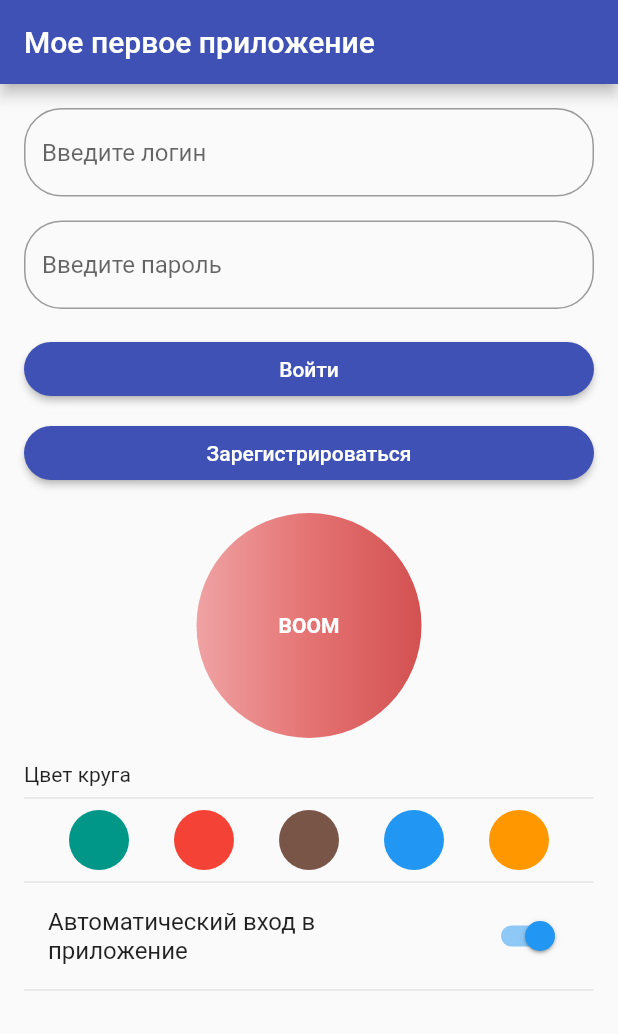
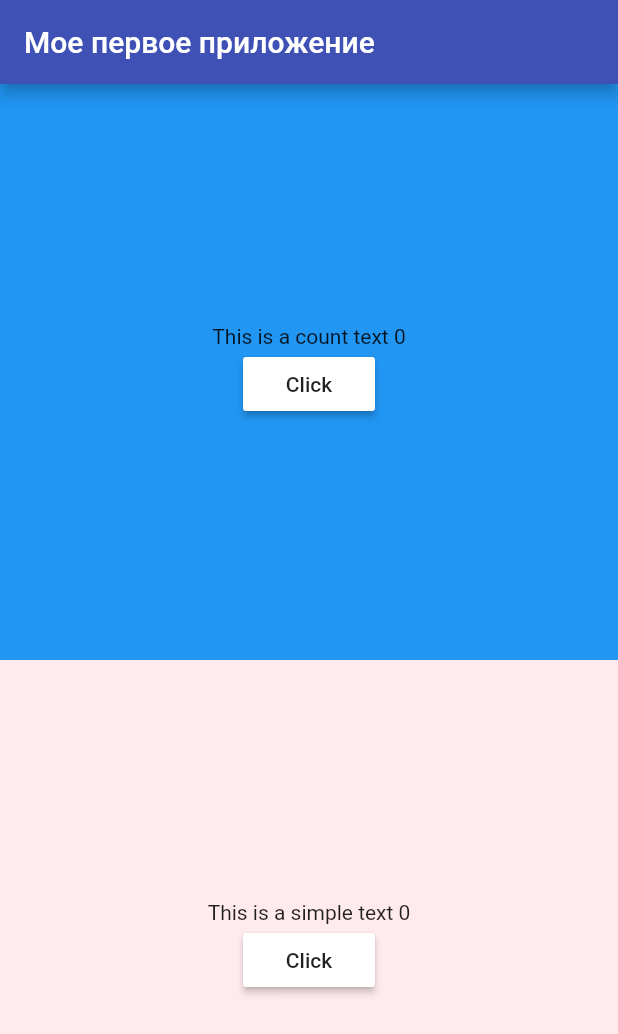
Before and after one commit to JMApps/my_test_app, a Flutter app: the screen it shows after launch, on a phone screen of 412 x 824 dp. Shown: the top 1034 px of the screen. Run offline on Flutter 3.47's test engine with Material 2 defaults, Android fonts, the phone set to English and light mode, and no system bars.

Commit message:
Added new lesson

```diff
--- a/lib/pages/main_page.dart
+++ b/lib/pages/main_page.dart
@@ -1,4 +1,6 @@
 import 'package:flutter/material.dart';
+import 'package:my_test_app/widgets/stateWidgets/first_with_state.dart';
+import 'package:my_test_app/widgets/stateWidgets/second_without_state.dart';
 
 class MainPage extends StatelessWidget {
   MainPage({Key? key}) : super(key: key);
@@ -10,99 +12,15 @@ class MainPage extends StatelessWidget {
         title: Text('Мое первое приложение'),
         backgroundColor: Colors.indigo,
       ),
-      body: Padding(
-        padding: const EdgeInsets.all(16),
-        child: Column(
-          crossAxisAlignment: CrossAxisAlignment.stretch,
-          children: [
-            TextField(
-              decoration: InputDecoration(
-                hintText: 'Введите логин',
-                border: OutlineInputBorder(
-                  borderRadius: BorderRadius.circular(25),
-                ),
-              ),
-            ),
-            SizedBox(height: 16),
-            TextField(
-              decoration: InputDecoration(
-                hintText: 'Введите пароль',
-                border: OutlineInputBorder(
-                  borderRadius: BorderRadius.circular(25),
-                ),
-              ),
-            ),
-            SizedBox(height: 16),
-            MaterialButton(
-              onPressed: () {},
-              color: Colors.indigo,
-              shape: RoundedRectangleBorder(
-                borderRadius: BorderRadius.circular(25),
-              ),
-              child: Text(
-                'Войти',
-                style: TextStyle(color: Colors.white),
-              ),
-            ),
-            SizedBox(height: 8),
-            MaterialButton(
-              onPressed: () {},
-              color: Colors.indigo,
-              shape: RoundedRectangleBorder(
-                borderRadius: BorderRadius.circular(25),
-              ),
-              child: Text(
-                'Зарегистрироваться',
-                style: TextStyle(color: Colors.white),
-              ),
-            ),
-            SizedBox(height: 16),
-            Container(
-              width: 150,
-              height: 150,
-              alignment: Alignment.center,
-              decoration: BoxDecoration(
-                shape: BoxShape.circle,
-                gradient: LinearGradient(
-                  colors: [
-                    Colors.red.shade50,
-                    Colors.red.shade300,
-                    Colors.red.shade900
-                  ],
-                ),
-              ),
-              child: Text(
-                'BOOM',
-                style: TextStyle(
-                  color: Colors.white,
-                  fontWeight: FontWeight.bold,
-                ),
-              ),
-            ),
-            SizedBox(height: 16),
-            Text('Цвет круга'),
-            Divider(),
-            Row(
-              mainAxisAlignment: MainAxisAlignment.spaceEvenly,
-              children: [
-                CircleAvatar(backgroundColor: Colors.teal),
-                CircleAvatar(backgroundColor: Colors.red),
-                CircleAvatar(backgroundColor: Colors.brown),
-                CircleAvatar(backgroundColor: Colors.blue),
-                CircleAvatar(backgroundColor: Colors.orange),
-              ],
-            ),
-            Divider(),
-            SwitchListTile(
-              title: Text(
-                'Автоматический вход в приложение',
-              ),
-              value: true,
-              onChanged: (value) {},
-            ),
-            Divider(),
-          ],
-        ),
+      body: Column(
+        children: [
+          Expanded(
+            child: FirstWithState(),
+          ),
+          Expanded(
+            child: SecondWithoutState(),
+          ),
+        ],
       ),
     );
   }
--- /dev/null
+++ b/lib/widgets/home_work.dart
@@ -0,0 +1,103 @@
+import 'package:flutter/material.dart';
+
+class HomeWork extends StatelessWidget {
+  const HomeWork({Key? key}) : super(key: key);
+
+  @override
+  Widget build(BuildContext context) {
+    return Padding(
+      padding: const EdgeInsets.all(16),
+      child: Column(
+        crossAxisAlignment: CrossAxisAlignment.stretch,
+        children: [
+          TextField(
+            decoration: InputDecoration(
+              hintText: 'Введите логин',
+              border: OutlineInputBorder(
+                borderRadius: BorderRadius.circular(25),
+              ),
+            ),
+          ),
+          SizedBox(height: 16),
+          TextField(
+            decoration: InputDecoration(
+              hintText: 'Введите пароль',
+              border: OutlineInputBorder(
+                borderRadius: BorderRadius.circular(25),
+              ),
+            ),
+          ),
+          SizedBox(height: 16),
+          MaterialButton(
+            onPressed: () {},
+            color: Colors.indigo,
+            shape: RoundedRectangleBorder(
+              borderRadius: BorderRadius.circular(25),
+            ),
+            child: Text(
+              'Войти',
+              style: TextStyle(color: Colors.white),
+            ),
+          ),
+          SizedBox(height: 8),
+          MaterialButton(
+            onPressed: () {},
+            color: Colors.indigo,
+            shape: RoundedRectangleBorder(
+              borderRadius: BorderRadius.circular(25),
+            ),
+            child: Text(
+              'Зарегистрироваться',
+              style: TextStyle(color: Colors.white),
+            ),
+          ),
+          SizedBox(height: 16),
+          Container(
+            width: 150,
+            height: 150,
+            alignment: Alignment.center,
+            decoration: BoxDecoration(
+              shape: BoxShape.circle,
+              gradient: LinearGradient(
+                colors: [
+                  Colors.red.shade50,
+                  Colors.red.shade300,
+                  Colors.red.shade900
+                ],
+              ),
+            ),
+            child: Text(
+              'BOOM',
+              style: TextStyle(
+                color: Colors.white,
+                fontWeight: FontWeight.bold,
+              ),
+            ),
+          ),
+          SizedBox(height: 16),
+          Text('Цвет круга'),
+          Divider(),
+          Row(
+            mainAxisAlignment: MainAxisAlignment.spaceEvenly,
+            children: [
+              CircleAvatar(backgroundColor: Colors.teal),
+              CircleAvatar(backgroundColor: Colors.red),
+              CircleAvatar(backgroundColor: Colors.brown),
+              CircleAvatar(backgroundColor: Colors.blue),
+              CircleAvatar(backgroundColor: Colors.orange),
+            ],
+          ),
+          Divider(),
+          SwitchListTile(
+            title: Text(
+              'Автоматический вход в приложение',
+            ),
+            value: true,
+            onChanged: (value) {},
+          ),
+          Divider(),
+        ],
+      ),
+    );
+  }
+}
--- /dev/null
+++ b/lib/widgets/stateWidgets/first_with_state.dart
@@ -0,0 +1,41 @@
+import 'package:flutter/material.dart';
+
+class FirstWithState extends StatefulWidget {
+  const FirstWithState({Key? key}) : super(key: key);
+
+  @override
+  State<FirstWithState> createState() => _FirstWithStateState();
+}
+
+class _FirstWithStateState extends State<FirstWithState> {
+  int count = 0;
+  Color myContainerColor = Colors.blue;
+  String mainText = 'This is a count text';
+
+  @override
+  Widget build(BuildContext context) {
+    return Container(
+      color: myContainerColor,
+      alignment: Alignment.center,
+      child: Column(
+        mainAxisAlignment: MainAxisAlignment.center,
+        children: [
+          Text('$mainText $count'),
+          MaterialButton(
+            onPressed: () {
+              setState(
+                () {
+                  count++;
+                  myContainerColor = Colors.primaries[count];
+                  mainText = 'This is a new value';
+                },
+              );
+            },
+            color: Colors.white,
+            child: Text('Click'),
+          ),
+        ],
+      ),
+    );
+  }
+}
--- /dev/null
+++ b/lib/widgets/stateWidgets/second_without_state.dart
@@ -0,0 +1,28 @@
+import 'package:flutter/material.dart';
+
+class SecondWithoutState extends StatelessWidget {
+  SecondWithoutState({Key? key}) : super(key: key);
+
+  int count = 0;
+
+  @override
+  Widget build(BuildContext context) {
+    return Container(
+      color: Colors.red.shade50,
+      alignment: Alignment.center,
+      child: Column(
+        mainAxisAlignment: MainAxisAlignment.center,
+        children: [
+          Text('This is a simple text $count'),
+          MaterialButton(
+            onPressed: () {
+              count++;
+            },
+            color: Colors.white,
+            child: Text('Click'),
+          ),
+        ],
+      ),
+    );
+  }
+}
```
